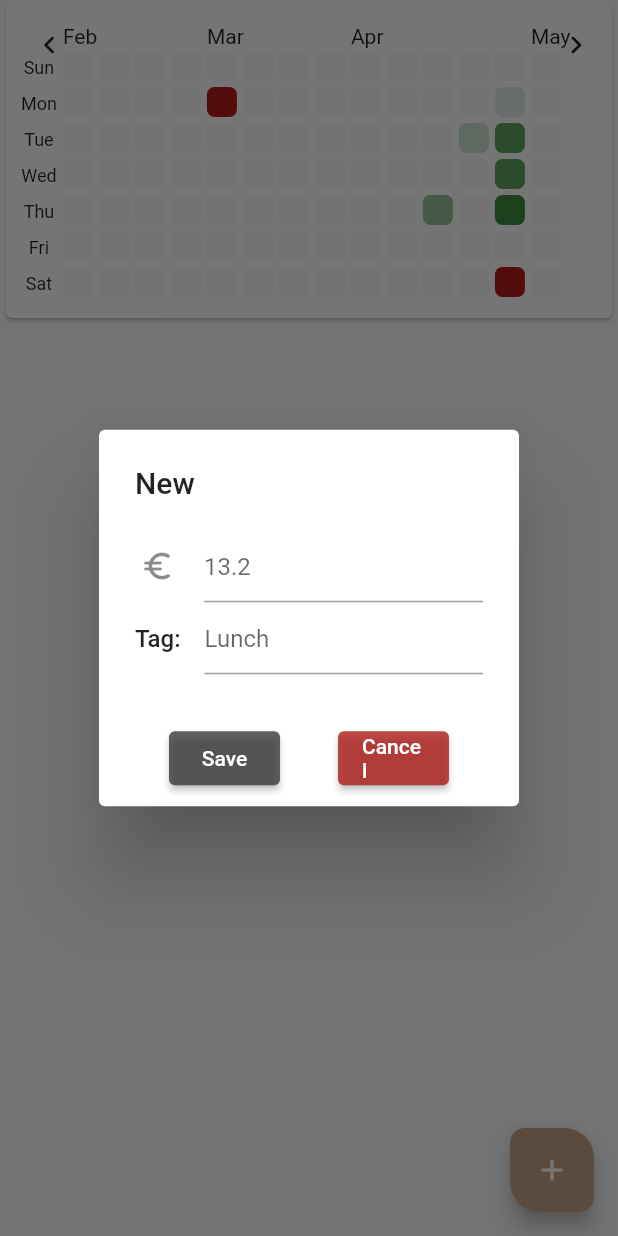
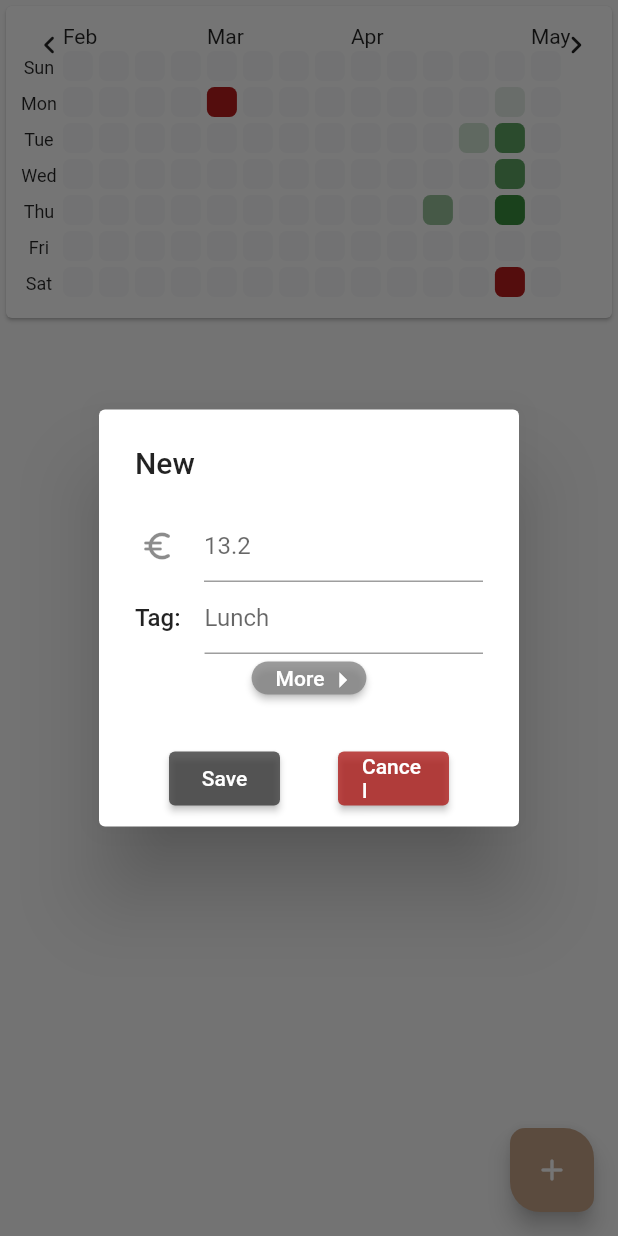
Before and after one commit to Paleho/ExpenseTracker, a Flutter app: the screen it shows after launch, after a tap on the "add" icon, on a phone screen of 412 x 824 dp. Run offline on Flutter 3.47's test engine with Material 2 defaults, Android fonts, the phone set to English and light mode, and no system bars.

Commit message:
AddExpense: add more button

```diff
--- a/lib/AddExpense.dart
+++ b/lib/AddExpense.dart
@@ -19,11 +19,17 @@ class _AddExpenseState extends State<AddExpense> {
   void createExpense() {
     showDialog(
       context: context,
-      builder: (context) => AlertDialog(
+      builder: (context) {
+        bool moreVisible = false;
+        IconData moreIcon = Icons.arrow_right;
+
+        return StatefulBuilder(builder: (context, setState) {
+          return AlertDialog(
             title: const Text('New'),
             content: Column(
               mainAxisSize: MainAxisSize.min,
               children: [
+                // Amount
                 TextField(
                   decoration: const InputDecoration(
                     hintText: '13.2',
@@ -34,6 +40,7 @@ class _AddExpenseState extends State<AddExpense> {
                   ),
                   controller: createExpenseAmountController,
                 ),
+                // Tag
                 TextField(
                   decoration: const InputDecoration(
                     hintText: 'Lunch',
@@ -44,6 +51,37 @@ class _AddExpenseState extends State<AddExpense> {
                   ),
                   controller: createExpenseNameController,
                 ),
+                const SizedBox(height: 5),
+                // More button
+                SizedBox(
+                  height: 22,
+                  child: ElevatedButton(
+                    onPressed: () {
+                      setState(() {
+                        moreIcon = moreVisible
+                            ? Icons.arrow_right
+                            : Icons.arrow_drop_down;
+                        moreVisible = !moreVisible;
+                      });
+                    },
+                    style: ElevatedButton.styleFrom(
+                      backgroundColor: const Color.fromARGB(200, 130, 130, 130),
+                      shape: const RoundedRectangleBorder(
+                          borderRadius: BorderRadius.all(Radius.circular(30))),
+                    ),
+                    child: Row(
+                      mainAxisSize: MainAxisSize.min,
+                      children: [
+                        Text('More'),
+                        SizedBox(
+                          width: 12,
+                          child: Icon(moreIcon),
+                        )
+                      ],
+                    ),
+                  ),
+                ),
+                if (moreVisible) Text('more details here'),
               ],
             ),
             actionsAlignment: MainAxisAlignment.spaceEvenly,
@@ -68,7 +106,9 @@ class _AddExpenseState extends State<AddExpense> {
                 child: const Text('Cancel'),
               ),
             ],
-      ),
+          );
+        });
+      },
     );
   }
 
```
Lines whose indentation alone changed are shown as unchanged.
